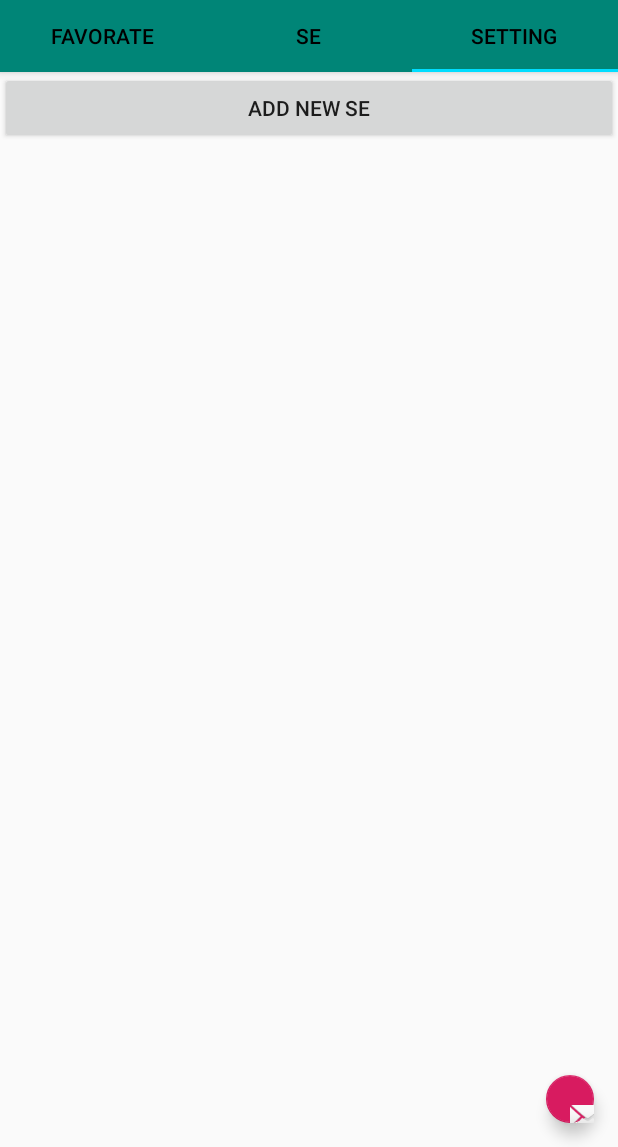
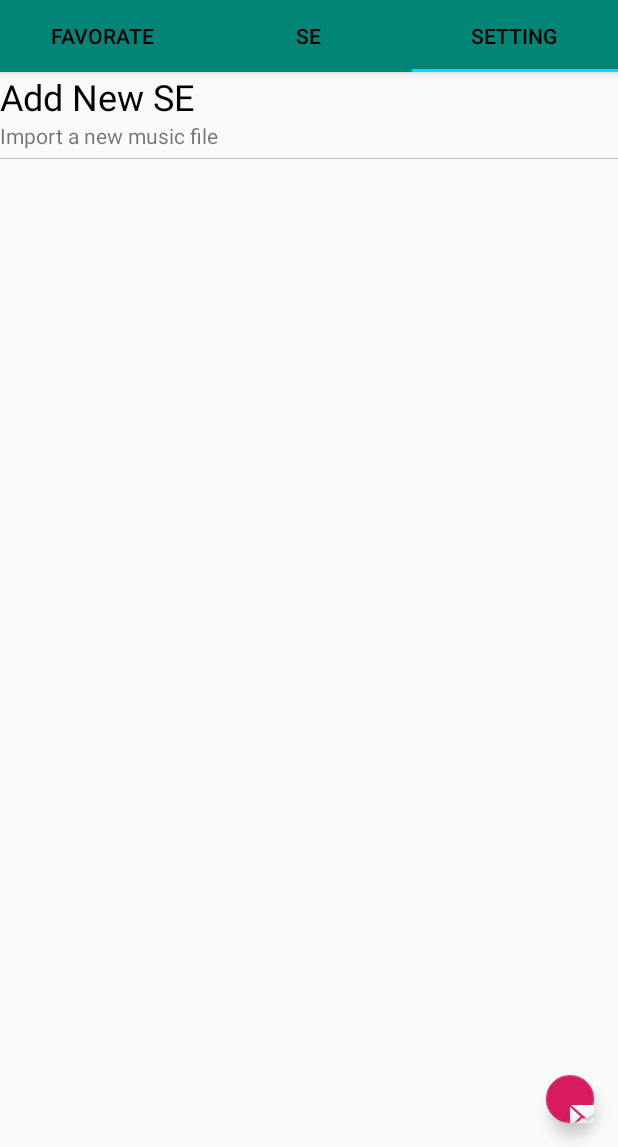
Before and after one commit to kotoar/bgmse, an Android app: the screen it shows after launch (MainActivity), tab 3 chosen, on a phone screen of 412 x 824 dp, the part 89-1236 px from its top. Run offline under Robolectric (Android 15) with nearby library versions, the phone set to English and light mode, and no system bars.

Commit message:
UI fragment3 init

```diff
--- a/app/src/main/java/com/kanae/bgmse/music/MusicPool.java
+++ b/app/src/main/java/com/kanae/bgmse/music/MusicPool.java
@@ -31,7 +31,7 @@ public class MusicPool {
     public MusicPool(){
         initMusic();
         loadmusic();
-        resFavList();
+        initFavList();
     }
 
     public List<Magnet> getMagnetList(){
@@ -48,6 +48,14 @@ public class MusicPool {
 
     public void resFavList(){
         favList.clear();
+        for(Magnet m:resList){
+            if(m.getIsfav() == 1){
+                favList.add(m);
+            }
+        }
+    }
+
+    private void initFavList(){
         for(Magnet m:resList){
             if(m.getIsfav() == 1){
                 favList.add(m);
--- /dev/null
+++ b/app/src/main/java/com/kanae/bgmse/ui/act/ActView.java
@@ -0,0 +1,71 @@
+package com.kanae.bgmse.ui.act;
+
+import android.content.Context;
+import android.content.res.TypedArray;
+import android.util.AttributeSet;
+import android.view.LayoutInflater;
+import android.view.View;
+import android.widget.LinearLayout;
+import android.widget.TextView;
+
+import com.kanae.bgmse.R;
+
+public class ActView extends LinearLayout {
+
+    LayoutInflater layoutInflater;
+
+    LinearLayout linearLayout;
+    TextView textViewLabel;
+    TextView textViewContent;
+
+    String label;
+    String content;
+
+    public ActView(Context context){
+        super(context);
+        initView(context);
+    }
+
+    public ActView(Context context, AttributeSet attrs) {
+        super(context, attrs);
+        initActView(context, attrs);
+        initView(context);
+    }
+
+
+    public ActView(Context context, AttributeSet attrs, int defStyleAttr) {
+        super(context, attrs, defStyleAttr);
+        initActView(context, attrs);
+        initView(context);
+    }
+
+    private void initActView(Context context, AttributeSet attrs){
+        TypedArray mTypedArray = context.obtainStyledAttributes(attrs, R.styleable.ActView);
+        label = mTypedArray.getString(R.styleable.ActView_Label);
+        content = mTypedArray.getString(R.styleable.ActView_Content);
+    }
+
+    private void initView(Context context){
+        layoutInflater.from(context).inflate(R.layout.magnet, this, true);
+        linearLayout = (LinearLayout) findViewById(R.id.magnet_layout);
+        textViewLabel = (TextView) findViewById(R.id.magnet_label);
+        textViewContent = (TextView) findViewById(R.id.magnet_content);
+        if(label != null && content != null){
+            setText(label,content);
+        }
+    }
+
+    public void setText(String inLabel, String inContent){
+        textViewLabel.setText(inLabel);
+        textViewContent.setText(inContent);
+    }
+
+    public void setLabel(String inLabel){
+        textViewLabel.setText(inLabel);
+    }
+
+    public void setContent(String inContent){
+        textViewContent.setText(inContent);
+    }
+
+}
--- a/app/src/main/java/com/kanae/bgmse/ui/main/Fragment2.java
+++ b/app/src/main/java/com/kanae/bgmse/ui/main/Fragment2.java
@@ -29,7 +29,6 @@ import static com.kanae.bgmse.MainActivity.musicPool;
 public class Fragment2 extends Fragment {
 
     LinearLayout linearLayout2;
-
 
     private BroadcastReceiver receiver = new BroadcastReceiver() {
         @Override
--- a/app/src/main/java/com/kanae/bgmse/ui/main/Fragment3.java
+++ b/app/src/main/java/com/kanae/bgmse/ui/main/Fragment3.java
@@ -10,43 +10,18 @@ import android.widget.ListView;
 
 import com.kanae.bgmse.MainActivity;
 import com.kanae.bgmse.R;
-import com.kanae.bgmse.file.FileAddActivity;
-import com.kanae.bgmse.magnet.Magnet;
-
-import java.util.ArrayList;
-import java.util.List;
 
 import androidx.annotation.NonNull;
 import androidx.fragment.app.Fragment;
+
+import com.kanae.bgmse.ui.act.ActView;
 
 /**
  * A placeholder fragment containing a simple view.
  */
 public class Fragment3 extends Fragment {
 
-    private static final String ARG_SECTION_NUMBER = "section_number";
-
-    //private MagnetAdapter magnetAdapter;
-    private List<Magnet> magnetList = new ArrayList<>();
-
-    Button seg3Button1;
-
-    private int getIndex(){
-        int index = 1;
-        if (getArguments() != null) {
-            index = getArguments().getInt(ARG_SECTION_NUMBER);
-        }
-        return index;
-    }
-
-
-    public static Fragment3 newInstance(int index) {
-        Fragment3 fragment = new Fragment3();
-        Bundle bundle = new Bundle();
-        bundle.putInt(ARG_SECTION_NUMBER, index);
-        fragment.setArguments(bundle);
-        return fragment;
-    }
+    private ActView seg3Button1;
 
     @Override
     public void onCreate(Bundle savedInstanceState) {
--- a/app/src/main/res/layout/fragment_tab3.xml
+++ b/app/src/main/res/layout/fragment_tab3.xml
@@ -1,11 +1,16 @@
 <?xml version="1.0" encoding="utf-8"?>
 <LinearLayout xmlns:android="http://schemas.android.com/apk/res/android"
-    android:orientation="vertical" android:layout_width="match_parent"
-    android:layout_height="match_parent">
+    xmlns:app="http://schemas.android.com/apk/res-auto"
+    android:id="@+id/fraglayout3"
+    android:layout_width="match_parent"
+    android:layout_height="match_parent"
+    android:orientation="vertical">
 
-    <Button
+    <com.kanae.bgmse.ui.act.ActView
         android:id="@+id/seg3button1"
-        android:layout_width="match_parent"
+        android:layout_width="wrap_content"
         android:layout_height="wrap_content"
-        android:text="@string/seg3_button1" />
+        app:Content="@string/seg3button1_content"
+        app:Label="@string/seg3button1_label" />
+
 </LinearLayout>
--- a/app/src/main/res/values/strings.xml
+++ b/app/src/main/res/values/strings.xml
@@ -15,4 +15,7 @@
     <string name="add_items_mode1">SE</string>
     <string name="add_items_mode2">BGM</string>
 
+    <string name="seg3button1_label">Add New SE</string>
+    <string name="seg3button1_content">Import a new music file</string>
+
 </resources>
```
Also changed, not shown: app/src/main/res/values/attrs.xml (added, +7 -0 lines).
